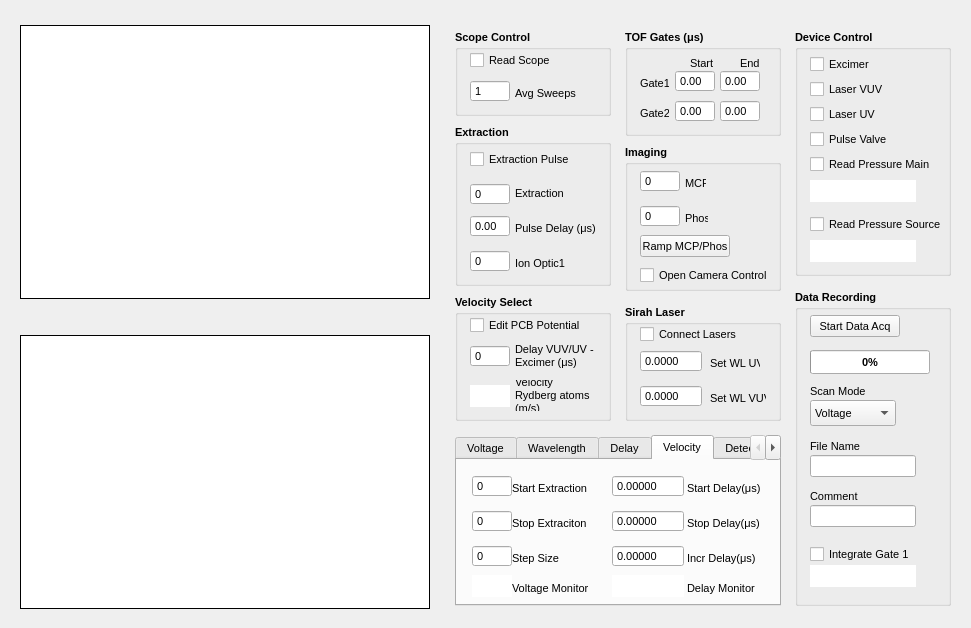
Qt form rsdgui.ui (mikekohlhoff/ryexpctl) before a commit.
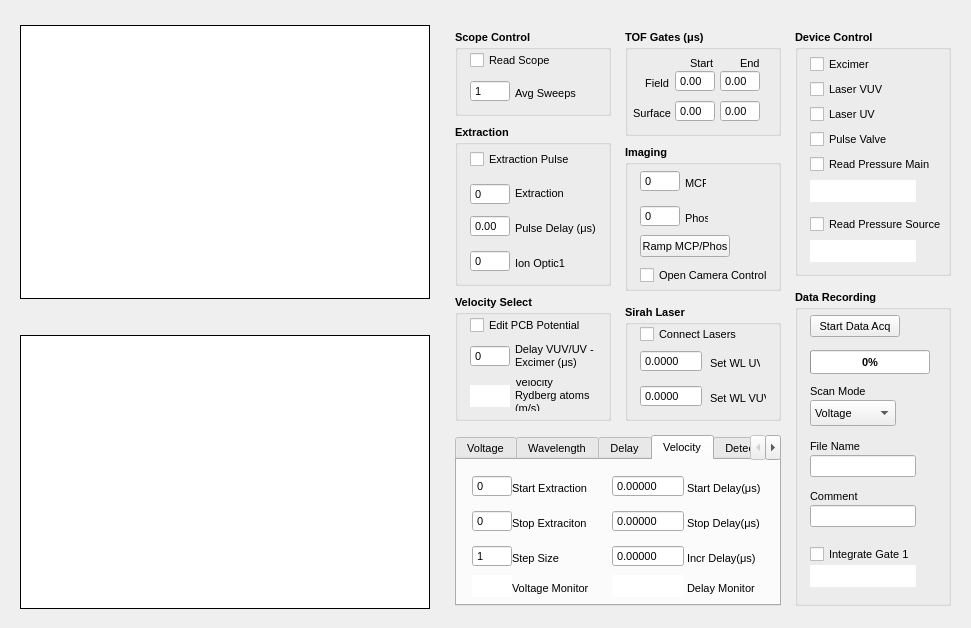
The same form after that commit. The open tabs and pages were chosen to show the change. Custom widgets are drawn as their Qt base class.

```diff
--- a/rsdgui.ui
+++ b/rsdgui.ui
@@ -922,7 +922,10 @@
      </font>
     </property>
     <property name="text">
-     <string>Gate1</string>
+     <string>Field</string>
+    </property>
+    <property name="alignment">
+     <set>Qt::AlignRight|Qt::AlignTrailing|Qt::AlignVCenter</set>
     </property>
    </widget>
    <widget class="QDoubleSpinBox" name="inp_gate1Start">
@@ -1038,9 +1041,9 @@
    <widget class="QLabel" name="label_17">
     <property name="geometry">
      <rect>
-      <x>15</x>
+      <x>5</x>
       <y>75</y>
-      <width>29</width>
+      <width>41</width>
       <height>16</height>
      </rect>
     </property>
@@ -1063,7 +1066,10 @@
      </font>
     </property>
     <property name="text">
-     <string>Gate2</string>
+     <string>Surface</string>
+    </property>
+    <property name="alignment">
+     <set>Qt::AlignRight|Qt::AlignTrailing|Qt::AlignVCenter</set>
     </property>
    </widget>
    <widget class="QDoubleSpinBox" name="inp_gate2Start">
@@ -3340,13 +3346,13 @@
       <bool>true</bool>
      </property>
      <property name="minimum">
-      <number>0</number>
+      <number>1</number>
      </property>
      <property name="maximum">
-      <number>5000</number>
+      <number>100</number>
      </property>
      <property name="value">
-      <number>0</number>
+      <number>1</number>
      </property>
     </widget>
     <widget class="QLabel" name="label_42">
```
Left out of the diff: 116 changed lines with no effect on the pictures.
